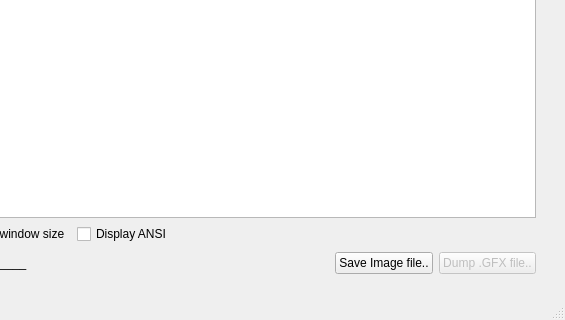
The window that ansificator/mainwindow.ui (Ingeager/ANSI-ficator) describes before a commit, drawn with Qt 5; both pictures show x 154 to 719 and y 283 to 603 of the 719 by 603 pixel window.
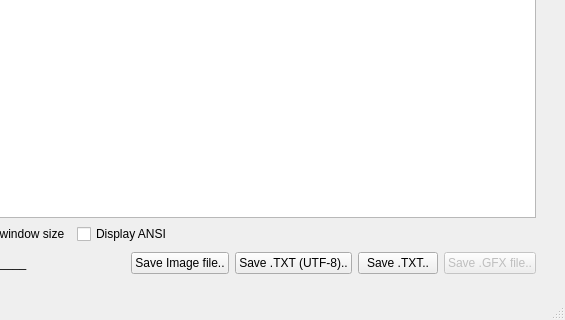
The same window after the commit. Icons and pictures are not drawn.

Diff of the .ui file:
```diff
--- a/ansificator/mainwindow.ui
+++ b/ansificator/mainwindow.ui
@@ -209,13 +209,27 @@
          </property>
         </widget>
        </item>
+       <item>
+        <widget class="QPushButton" name="wSaveUTF8">
+         <property name="text">
+          <string>Save .TXT (UTF-8)..</string>
+         </property>
+        </widget>
+       </item>
+       <item>
+        <widget class="QPushButton" name="wSaveTXT">
+         <property name="text">
+          <string>Save .TXT..</string>
+         </property>
+        </widget>
+       </item>
        <item>
         <widget class="QPushButton" name="wDumpGFX_File">
          <property name="enabled">
           <bool>false</bool>
          </property>
          <property name="text">
-          <string>Dump .GFX file..</string>
+          <string>Save .GFX file..</string>
          </property>
         </widget>
        </item>
```
Left out of the diff: 11 changed lines with no effect on the pictures.
